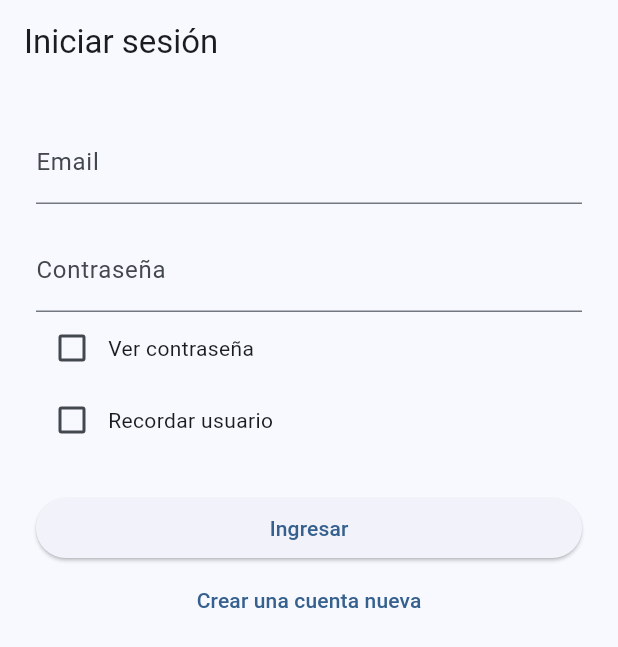
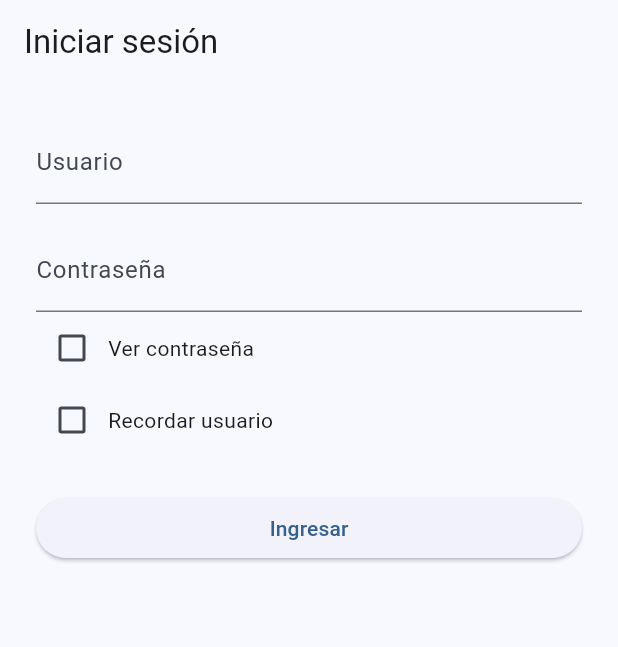
Before and after one commit to carlosormeno/app-tracking, a Flutter app: the screen it shows after launch, on a phone screen of 412 x 824 dp. Shown: the top 647 px of the screen. Run offline on Flutter 3.47's test engine with Material 3 defaults, Android fonts, the phone set to English and light mode, and no system bars; our stand-ins replace battery_plus, firebase_core, flutter_map, geocoding, geolocator, latlong2 and 2 more; missing offline and left inert: flutter_foreground_task, workmanager; accounts and stored records are empty; statements that could not run were skipped.

```diff
--- a/lib/screens/auth_gate.dart
+++ b/lib/screens/auth_gate.dart
@@ -1,4 +1,4 @@
-import 'package:firebase_auth/firebase_auth.dart';
+// import 'package:firebase_auth/firebase_auth.dart'; // Comentado: migrando a SAA
 import 'package:flutter/material.dart';
 
 import '../services/auth_service.dart';
@@ -10,7 +10,8 @@ class AuthGate extends StatelessWidget {
 
   @override
   Widget build(BuildContext context) {
-    return StreamBuilder<User?>(
+    return StreamBuilder(
+      // Stream<UserSession?>
       stream: AuthService().authStateChanges,
       builder: (context, snapshot) {
         if (snapshot.connectionState == ConnectionState.waiting) {
@@ -18,7 +19,7 @@ class AuthGate extends StatelessWidget {
             body: Center(child: CircularProgressIndicator()),
           );
         }
-        if (snapshot.hasData) {
+        if (snapshot.hasData && snapshot.data != null) {
           return const MapScreen();
         }
         return const LoginScreen();
--- a/lib/screens/login_screen.dart
+++ b/lib/screens/login_screen.dart
@@ -12,9 +12,9 @@ class LoginScreen extends StatefulWidget {
 }
 
 class _LoginScreenState extends State<LoginScreen> {
-  final TextEditingController _emailController = TextEditingController();
+  final TextEditingController _usuarioController = TextEditingController();
   final TextEditingController _passwordController = TextEditingController();
-  bool _isRegisterMode = false;
+  bool _isRegisterMode = false; // Comentado conceptualmente: SSO no registra
   bool _isLoading = false;
   String? _errorMessage;
   bool _showPassword = false;
@@ -31,21 +31,21 @@ class _LoginScreenState extends State<LoginScreen> {
   Future<void> _loadRememberedUser() async {
     final prefs = await SharedPreferences.getInstance();
     final remember = prefs.getBool('remember_user') ?? false;
-    String? email;
+    String? usuario;
     if (remember) {
-      email = prefs.getString('remembered_email');
+      usuario = prefs.getString('remembered_usuario');
     }
     if (mounted) {
       setState(() {
         _rememberUser = remember;
-        if (email != null && email.isNotEmpty) {
-          _emailController.text = email;
+        if (usuario != null && usuario.isNotEmpty) {
+          _usuarioController.text = usuario;
         }
       });
     } else {
       _rememberUser = remember;
-      if (email != null && email.isNotEmpty) {
-        _emailController.text = email;
+      if (usuario != null && usuario.isNotEmpty) {
+        _usuarioController.text = usuario;
       }
     }
   }
@@ -55,23 +55,23 @@ class _LoginScreenState extends State<LoginScreen> {
     await prefs.setBool('remember_user', value);
     if (!value) {
       // Si el usuario desactiva "Recordar", limpiar email almacenado
-      await prefs.remove('remembered_email');
+      await prefs.remove('remembered_usuario');
     }
   }
 
   @override
   void dispose() {
-    _emailController.dispose();
+    _usuarioController.dispose();
     _passwordController.dispose();
     super.dispose();
   }
 
   Future<void> _submit() async {
-    final email = _emailController.text.trim();
+    final usuario = _usuarioController.text.trim();
     final password = _passwordController.text.trim();
 
-    if (email.isEmpty || password.isEmpty) {
-      setState(() => _errorMessage = 'Ingresa email y contraseña');
+    if (usuario.isEmpty || password.isEmpty) {
+      setState(() => _errorMessage = 'Ingresa usuario y contraseña');
       return;
     }
 
@@ -81,21 +81,27 @@ class _LoginScreenState extends State<LoginScreen> {
     });
 
     try {
-      if (_isRegisterMode) {
-        logDebug('Registrando usuario en Firebase', details: email);
-        await _authService.register(email: email, password: password);
-      } else {
-        logDebug('Iniciando sesión en Firebase', details: email);
-        await _authService.signIn(email: email, password: password);
-      }
+      // Autenticación SAA (codigoSistema en duro)
+      logDebug('Iniciando sesión en SAA', details: usuario);
+      await _authService.signInSaa(usuario: usuario, contrasena: password);
 
-      // Persistir preferencia de recordar usuario y email
+      // Persistir preferencia de recordar usuario
       final prefs = await SharedPreferences.getInstance();
       await prefs.setBool('remember_user', _rememberUser);
       if (_rememberUser) {
-        await prefs.setString('remembered_email', email);
+        await prefs.setString('remembered_usuario', usuario);
       } else {
-        await prefs.remove('remembered_email');
+        await prefs.remove('remembered_usuario');
+      }
+
+      // Mostrar token obtenido (vista previa truncada)
+      final token = AuthService().currentSession?.token;
+      if (mounted && token != null && token.isNotEmpty) {
+        final preview = token.length > 40 ? '${token.substring(0, 40)}…' : token;
+        // ignore: use_build_context_synchronously
+        ScaffoldMessenger.of(context).showSnackBar(
+          SnackBar(content: Text('Token SAA obtenido: $preview')),
+        );
       }
     } on Exception catch (e) {
       logError('Error en autenticación', error: e);
@@ -111,7 +117,7 @@ class _LoginScreenState extends State<LoginScreen> {
   Widget build(BuildContext context) {
     return Scaffold(
       appBar: AppBar(
-        title: Text(_isRegisterMode ? 'Crear cuenta' : 'Iniciar sesión'),
+        title: const Text('Iniciar sesión'),
       ),
       body: SafeArea(
         child: LayoutBuilder(
@@ -131,9 +137,8 @@ class _LoginScreenState extends State<LoginScreen> {
                   mainAxisSize: MainAxisSize.min,
                   children: [
             TextField(
-              controller: _emailController,
-              keyboardType: TextInputType.emailAddress,
-              decoration: const InputDecoration(labelText: 'Email'),
+              controller: _usuarioController,
+              decoration: const InputDecoration(labelText: 'Usuario'),
             ),
             const SizedBox(height: 16),
             TextField(
@@ -192,20 +197,8 @@ class _LoginScreenState extends State<LoginScreen> {
                     : Text(_isRegisterMode ? 'Registrarme' : 'Ingresar'),
               ),
             ),
-            TextButton(
-              onPressed: _isLoading
-                  ? null
-                  : () {
-                      setState(() {
-                        _isRegisterMode = !_isRegisterMode;
-                        _errorMessage = null;
-                      });
-                    },
-              child: Text(_isRegisterMode
-                  ? '¿Ya tienes cuenta? Inicia sesión'
-                  : 'Crear una cuenta nueva'),
-            )
-                  ],
+            // Registro deshabilitado: flujo SSO
+          ],
                 ),
               ),
             );
--- a/lib/screens/splash_screen.dart
+++ b/lib/screens/splash_screen.dart
@@ -1,6 +1,6 @@
 import 'dart:async';
 
-import 'package:firebase_auth/firebase_auth.dart';
+// import 'package:firebase_auth/firebase_auth.dart'; // Comentado: ya no se usa directo
 import 'package:flutter/material.dart';
 
 import 'auth_gate.dart';
```
Also changed, not shown: lib/config/constants.dart (+6 -2 lines), lib/main.dart (+7 -8 lines), lib/screens/map_screen.dart (+107 -32 lines), lib/services/auth_service.dart (+283 -11 lines), lib/services/identity_service.dart (+25 -9 lines).
